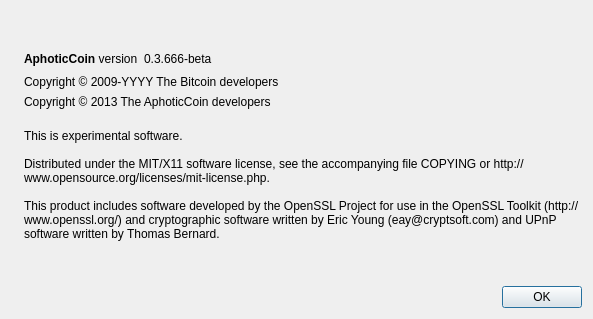
Before: the Qt Designer form src/qt/forms/aboutdialog.ui in bitsta/parallelcoin, drawn with Qt 5.
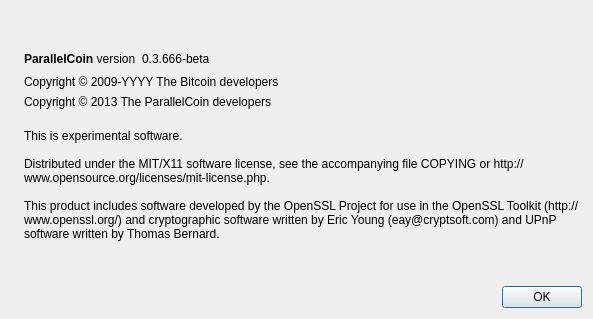
After: the same form once the commit is applied. Icons and pictures are not drawn.

The edit to the form file:
```diff
--- a/src/qt/forms/aboutdialog.ui
+++ b/src/qt/forms/aboutdialog.ui
@@ -50,7 +50,7 @@
           <cursorShape>IBeamCursor</cursorShape>
          </property>
          <property name="text">
-          <string>&lt;b&gt;AphoticCoin&lt;/b&gt; version</string>
+          <string>&lt;b&gt;ParallelCoin&lt;/b&gt; version</string>
          </property>
          <property name="textInteractionFlags">
           <set>Qt::LinksAccessibleByMouse|Qt::TextSelectableByKeyboard|Qt::TextSelectableByMouse</set>
@@ -107,7 +107,7 @@
         <cursorShape>IBeamCursor</cursorShape>
        </property>
        <property name="text">
-        <string notr="true">Copyright &amp;copy; 2013 The AphoticCoin developers</string>
+        <string notr="true">Copyright &amp;copy; 2013 The ParallelCoin developers</string>
        </property>
        <property name="textFormat">
         <enum>Qt::RichText</enum>
```
Left out of the diff: 2 changed lines with no effect on the pictures.
